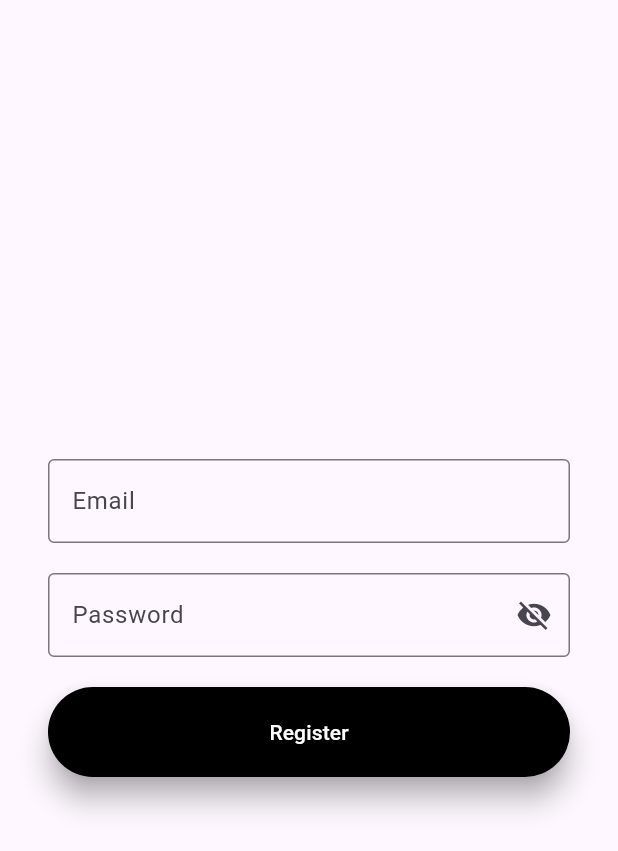
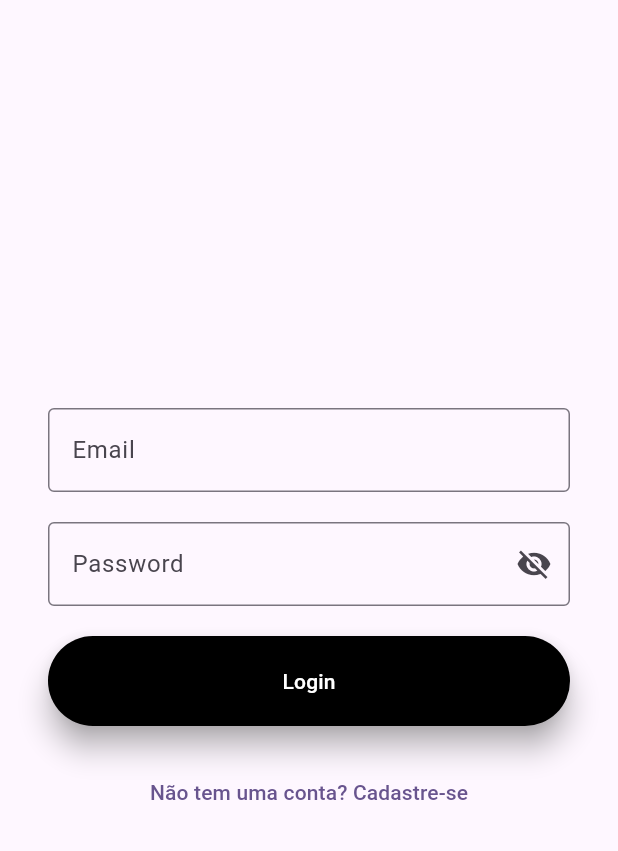
Before and after one commit to EduardoBorges0/Currency_Converter, a Flutter app: the screen it shows after launch, on a phone screen of 412 x 824 dp. Shown: the top 851 px of the screen. Run offline on Flutter 3.47's test engine with Material 3 defaults, Android fonts, the light colour scheme and no system bars; our stand-ins replace cloud_firestore, firebase_auth, firebase_core, flutter_bloc; accounts and stored records are empty.

Commit message:
text button to register and login

```diff
--- /dev/null
+++ b/devtools_options.yaml
@@ -0,0 +1,3 @@
+description: This file stores settings for Dart & Flutter DevTools.
+documentation: https://docs.flutter.dev/tools/devtools/extensions#configure-extension-enablement-states
+extensions:
--- a/lib/presentation/view/auth/authentication_screen.dart
+++ b/lib/presentation/view/auth/authentication_screen.dart
@@ -25,6 +25,7 @@ class LoginForm extends StatelessWidget {
   @override
   Widget build(BuildContext context) {
     return FormView(
+      authOrRegister: 'Auth',
       onSubmit: (email, password) => LoginUserEvent(email: email, password: password),
     );
   }
--- a/lib/presentation/view/auth/form_view.dart
+++ b/lib/presentation/view/auth/form_view.dart
@@ -1,4 +1,3 @@
-
 import 'package:flutter/cupertino.dart';
 import 'package:flutter/material.dart';
 import 'package:flutter_bloc/flutter_bloc.dart';
@@ -7,15 +6,20 @@ import '../../../application/bloc/authentication_bloc.dart';
 import '../../../application/bloc/authentication_state.dart';
 
 class FormView extends StatefulWidget {
-  const FormView({super.key, required this.onSubmit});
+  const FormView({
+    super.key,
+    required this.onSubmit,
+    required this.authOrRegister,
+  });
+
   final Function(String email, String password) onSubmit;
+  final String authOrRegister;
 
   @override
-  State<FormView> createState() => _FormView(onSubmit: onSubmit);
+  State<FormView> createState() => _FormView();
 }
-class _FormView extends State<FormView>{
-  final Function(String email, String password) onSubmit;
-  _FormView({required this.onSubmit});
+
+class _FormView extends State<FormView> {
   final TextEditingController _emailController = TextEditingController();
   final TextEditingController _passwordController = TextEditingController();
   bool _obscureText = true;
@@ -25,6 +29,7 @@ class _FormView extends State<FormView>{
       _obscureText = !_obscureText;
     });
   }
+
   @override
   Widget build(BuildContext context) {
     return Scaffold(
@@ -64,14 +69,10 @@ class _FormView extends State<FormView>{
               BlocConsumer<AuthenticationBloc, AuthenticationState>(
                 listener: (context, state) {
                   if (state is AuthSuccess) {
-                    ScaffoldMessenger.of(context).showSnackBar(
-                      const SnackBar(content: Text('Registro realizado!')),
-                    );
                     Navigator.pushReplacementNamed(context, '/main');
                   } else if (state is AuthFailure) {
-                    ScaffoldMessenger.of(context).showSnackBar(
-                      SnackBar(content: Text(state.error)),
-                    );
+                    ScaffoldMessenger.of(context)
+                        .showSnackBar(SnackBar(content: Text(state.error)));
                   }
                 },
                 builder: (context, state) {
@@ -86,22 +87,36 @@ class _FormView extends State<FormView>{
                         final email = _emailController.text.trim();
                         final password = _passwordController.text.trim();
                         context.read<AuthenticationBloc>().add(
-                          onSubmit(email, password),
+                          widget.onSubmit(email, password),
                         );
                       },
                       style: ButtonStyle(
                         backgroundColor: MaterialStateProperty.all(Colors.black),
                         shadowColor: MaterialStateProperty.all(Colors.grey),
                         elevation: MaterialStateProperty.all(8),
-                        minimumSize: MaterialStateProperty.all(const Size(200, 50)),
+                        minimumSize:
+                        MaterialStateProperty.all(const Size(200, 50)),
                       ),
-                      child: const Text(
-                        'Register',
-                        style: TextStyle(color: Colors.white),
+                      child: Text(
+                        widget.authOrRegister == 'Auth' ? 'Login' : 'Cadastrar',
+                        style: const TextStyle(color: Colors.white),
                       ),
                     ),
                   );
                 },
+              ),
+              const SizedBox(height: 20),
+              TextButton(
+                onPressed: () => {
+                  if(widget.authOrRegister == 'Auth') {
+                    Navigator.pushReplacementNamed(context, '/register')
+                  } else {
+                    Navigator.pushReplacementNamed(context, '/login')
+                  }
+                },
+                child: Text(widget.authOrRegister == 'Auth'
+                    ? 'Não tem uma conta? Cadastre-se'
+                    : 'Já tem uma conta? Faça login'),
               ),
             ],
           ),
@@ -109,5 +124,4 @@ class _FormView extends State<FormView>{
       ),
     );
   }
-
 }
--- a/lib/presentation/view/auth/register_screen.dart
+++ b/lib/presentation/view/auth/register_screen.dart
@@ -32,6 +32,7 @@ class _RegisterFormState extends State<RegisterForm> {
   @override
   Widget build(BuildContext context) {
     return FormView(
+      authOrRegister: 'Register',
       onSubmit:
           (email, password) => RegisterUserEvent(email: email, password: password),
     );
```
